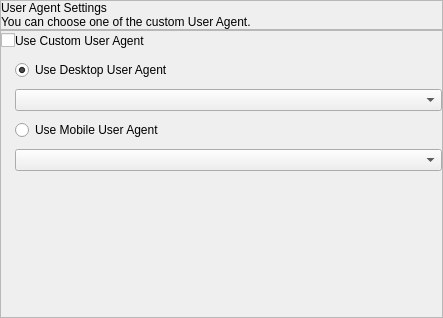
andrascii/RiveSolutions_SEO_Spider, file seospider/ui/user_agent_settings_widget.ui: the form before one commit.
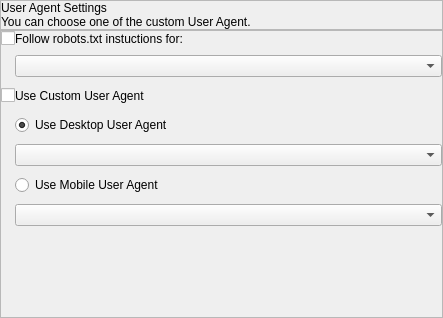
The form after the commit.

Commit message: добавлен комбобокс для robots.txt

The edit to the form file:
```diff
--- a/seospider/ui/user_agent_settings_widget.ui
+++ b/seospider/ui/user_agent_settings_widget.ui
@@ -115,43 +115,17 @@
         <property name="verticalSpacing">
          <number>9</number>
         </property>
-        <item row="0" column="2">
-         <spacer name="horizontalSpacer_2">
-          <property name="orientation">
-           <enum>Qt::Horizontal</enum>
-          </property>
-          <property name="sizeHint" stdset="0">
-           <size>
-            <width>40</width>
-            <height>20</height>
-           </size>
-          </property>
-         </spacer>
-        </item>
-        <item row="0" column="1">
-         <widget class="QLabel" name="label">
+        <item row="2" column="0">
+         <widget class="QCheckBox" name="useCustomUserAgentCheckBox">
           <property name="text">
-           <string>Use Custom User Agent</string>
+           <string/>
           </property>
-          <property name="buddy">
-           <cstring>useCustomUserAgentCheckBox</cstring>
+          <property name="controlKey" stdset="0">
+           <string notr="true">useCustomUserAgent</string>
           </property>
          </widget>
         </item>
         <item row="3" column="1">
-         <widget class="QRadioButton" name="useMobileUserAgentRadioButton">
-          <property name="text">
-           <string>Use Mobile User Agent</string>
-          </property>
-          <property name="controlKey" stdset="0">
-           <string notr="true">useMobileUserAgent</string>
-          </property>
-          <attribute name="buttonGroup">
-           <string notr="true">userAgentTypeButtonGroup</string>
-          </attribute>
-         </widget>
-        </item>
-        <item row="1" column="1">
          <widget class="QRadioButton" name="useDesktopUserAgentRadioButton">
           <property name="text">
            <string>Use Desktop User Agent</string>
@@ -167,7 +141,7 @@
           </attribute>
          </widget>
         </item>
-        <item row="1" column="0">
+        <item row="3" column="0">
          <spacer name="horizontalSpacer">
           <property name="orientation">
            <enum>Qt::Horizontal</enum>
@@ -184,6 +158,19 @@
          </spacer>
         </item>
         <item row="5" column="1">
+         <widget class="QRadioButton" name="useMobileUserAgentRadioButton">
+          <property name="text">
+           <string>Use Mobile User Agent</string>
+          </property>
+          <property name="controlKey" stdset="0">
+           <string notr="true">useMobileUserAgent</string>
+          </property>
+          <attribute name="buttonGroup">
+           <string notr="true">userAgentTypeButtonGroup</string>
+          </attribute>
+         </widget>
+        </item>
+        <item row="7" column="1">
          <spacer name="verticalSpacer">
           <property name="orientation">
            <enum>Qt::Vertical</enum>
@@ -196,30 +183,67 @@
           </property>
          </spacer>
         </item>
-        <item row="0" column="0">
-         <widget class="QCheckBox" name="useCustomUserAgentCheckBox">
-          <property name="text">
-           <string/>
-          </property>
-          <property name="controlKey" stdset="0">
-           <string notr="true">useCustomUserAgent</string>
-          </property>
-         </widget>
-        </item>
-        <item row="2" column="1" colspan="2">
+        <item row="4" column="1" colspan="2">
          <widget class="QComboBox" name="desktopUserAgentComboBox">
           <property name="controlKey" stdset="0">
            <string notr="true">desktopUserAgent</string>
           </property>
          </widget>
         </item>
-        <item row="4" column="1" colspan="2">
+        <item row="6" column="1" colspan="2">
          <widget class="QComboBox" name="mobileUserAgentComboBox">
           <property name="controlKey" stdset="0">
            <string notr="true">mobileUserAgent</string>
           </property>
          </widget>
         </item>
+        <item row="0" column="1">
+         <widget class="QLabel" name="label_2">
+          <property name="text">
+           <string>Follow robots.txt instuctions for: </string>
+          </property>
+         </widget>
+        </item>
+        <item row="0" column="0">
+         <widget class="QCheckBox" name="followRobotsTxtCheckBox">
+          <property name="text">
+           <string/>
+          </property>
+          <property name="controlKey" stdset="0">
+           <string notr="true">followRobotsTxt</string>
+          </property>
+         </widget>
+        </item>
+        <item row="2" column="2">
+         <spacer name="horizontalSpacer_2">
+          <property name="orientation">
+           <enum>Qt::Horizontal</enum>
+          </property>
+          <property name="sizeHint" stdset="0">
+           <size>
+            <width>40</width>
+            <height>20</height>
+           </size>
+          </property>
+         </spacer>
+        </item>
+        <item row="2" column="1">
+         <widget class="QLabel" name="label">
+          <property name="text">
+           <string>Use Custom User Agent</string>
+          </property>
+          <property name="buddy">
+           <cstring>useCustomUserAgentCheckBox</cstring>
+          </property>
+         </widget>
+        </item>
+        <item row="1" column="1" colspan="2">
+         <widget class="QComboBox" name="robotsTxtComboBox">
+          <property name="controlKey" stdset="0">
+           <string notr="true">robotsTxt</string>
+          </property>
+         </widget>
+        </item>
        </layout>
       </item>
      </layout>
```
Left out of the diff: 19 changed lines with no effect on the pictures. The commit also changes 5 other files.
